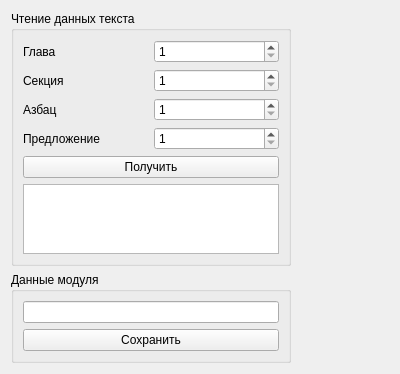
Above: seviz/modules/EngineTest/enginetestwidget.ui from eltimen/seviz before the change. Below: the same form after it.
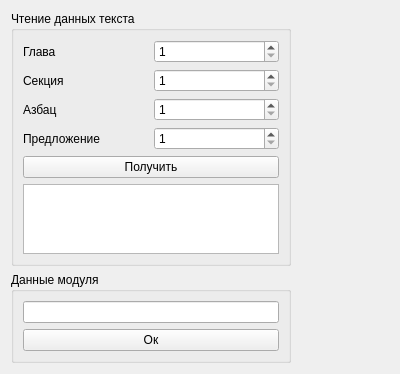
That is the form after the change.

Diff of the .ui file:
```diff
--- a/seviz/modules/EngineTest/enginetestwidget.ui
+++ b/seviz/modules/EngineTest/enginetestwidget.ui
@@ -138,7 +138,7 @@
       <item>
        <widget class="QPushButton" name="customDataSaveButton">
         <property name="text">
-         <string>Сохранить</string>
+         <string>Ок</string>
         </property>
        </widget>
       </item>
```
